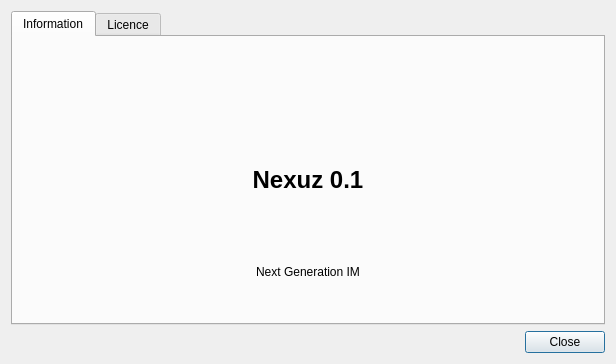
Before: the Qt Designer form src/Client/GUI/design/About.ui in industral/Nexuz, drawn with Qt 5.
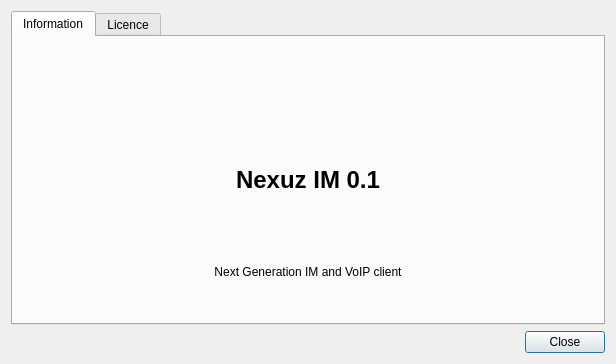
After: the same form once the commit is applied. Icons and pictures are not drawn.

What changed in the file:
```diff
--- a/src/Client/GUI/design/About.ui
+++ b/src/Client/GUI/design/About.ui
@@ -60,7 +60,7 @@
 &lt;html&gt;&lt;head&gt;&lt;meta name=&quot;qrichtext&quot; content=&quot;1&quot; /&gt;&lt;style type=&quot;text/css&quot;&gt;
 p, li { white-space: pre-wrap; }
 &lt;/style&gt;&lt;/head&gt;&lt;body style=&quot; font-family:'Ubuntu'; font-size:11pt; font-weight:400; font-style:normal;&quot;&gt;
-&lt;p style=&quot; margin-top:0px; margin-bottom:0px; margin-left:0px; margin-right:0px; -qt-block-indent:0; text-indent:0px;&quot;&gt;&lt;span style=&quot; font-family:'Sans'; font-size:18pt; font-weight:600; color:#000000;&quot;&gt;Nexuz 0.1&lt;/span&gt;&lt;/p&gt;&lt;/body&gt;&lt;/html&gt;</string>
+&lt;p style=&quot; margin-top:0px; margin-bottom:0px; margin-left:0px; margin-right:0px; -qt-block-indent:0; text-indent:0px;&quot;&gt;&lt;span style=&quot; font-family:'Sans'; font-size:18pt; font-weight:600; color:#000000;&quot;&gt;Nexuz IM 0.1&lt;/span&gt;&lt;/p&gt;&lt;/body&gt;&lt;/html&gt;</string>
          </property>
          <property name="alignment">
           <set>Qt::AlignCenter</set>
@@ -70,7 +70,7 @@
        <item>
         <widget class="QLabel" name="label_3">
          <property name="text">
-          <string>Next Generation IM</string>
+          <string>Next Generation IM and VoIP client</string>
          </property>
          <property name="alignment">
           <set>Qt::AlignCenter</set>
```
